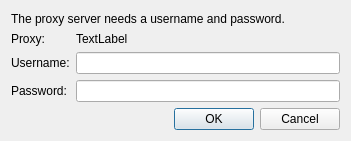
reberthkss/ResultCloud, file src/gui/proxyauthdialog.ui: the form before one commit.
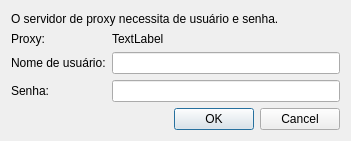
The form after the commit.

Diff of the .ui file:
```diff
--- a/src/gui/proxyauthdialog.ui
+++ b/src/gui/proxyauthdialog.ui
@@ -23,7 +23,7 @@
    <item row="3" column="0">
     <widget class="QLabel" name="label_2">
      <property name="text">
-      <string>Username:</string>
+      <string>Nome de usuário:</string>
      </property>
     </widget>
    </item>
@@ -40,14 +40,14 @@
    <item row="0" column="0" colspan="2">
     <widget class="QLabel" name="label">
      <property name="text">
-      <string>The proxy server needs a username and password.</string>
+      <string>O servidor de proxy necessita de usuário e senha.</string>
      </property>
     </widget>
    </item>
    <item row="4" column="0">
     <widget class="QLabel" name="label_3">
      <property name="text">
-      <string>Password:</string>
+      <string>Senha:</string>
      </property>
     </widget>
    </item>
```
Left out of the diff: 2 changed lines with no effect on the pictures.
